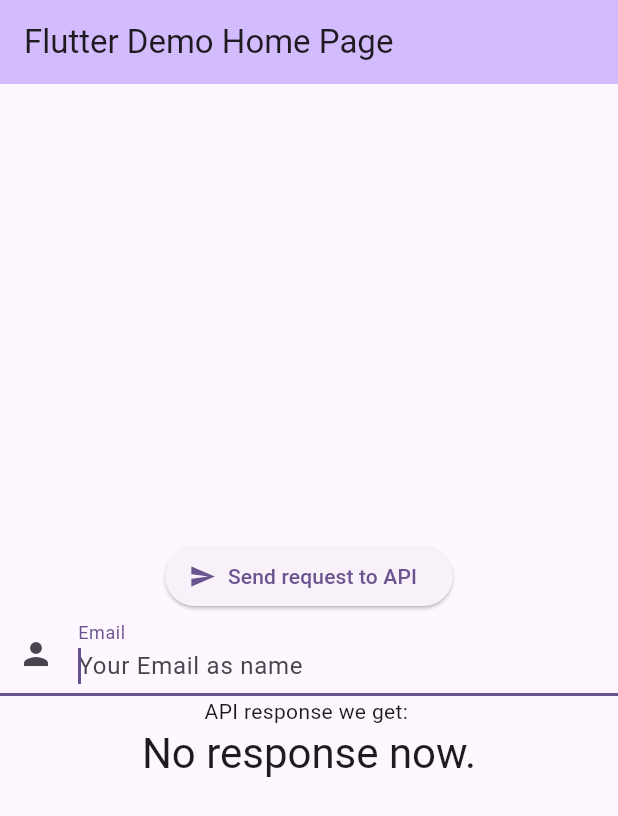
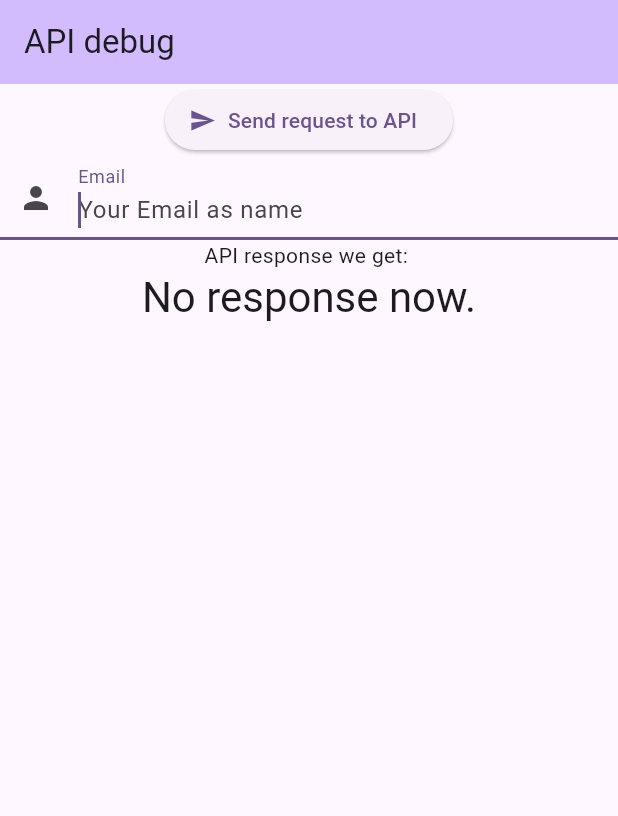
Before and after one commit to jhfnetboy/my_flutter, a Flutter app: the screen it shows after launch, on a phone screen of 412 x 824 dp. Shown: the top 816 px of the screen. Run offline on Flutter 3.47's test engine with Material 3 defaults, Android fonts, the phone set to English and light mode, and no system bars; missing offline and left inert: flutter_webview_plugin.

Commit message:
add packages

```diff
--- a/lib/main.dart
+++ b/lib/main.dart
@@ -6,7 +6,6 @@ void main() {
 
 class MyApp extends StatelessWidget {
   const MyApp({super.key});
-
   // This widget is the root of your application.
   @override
   Widget build(BuildContext context) {
@@ -31,7 +30,7 @@ class MyApp extends StatelessWidget {
         colorScheme: ColorScheme.fromSeed(seedColor: Colors.deepPurple),
         useMaterial3: true,
       ),
-      home: const MyHomePage(title: 'Flutter Demo Home Page'),
+      home: const MyHomePage(title: 'API debug'),
     );
   }
 }
@@ -57,6 +56,7 @@ class MyHomePage extends StatefulWidget {
 class _MyHomePageState extends State<MyHomePage> {
   // final int _counter = 0;
   String _response = "No response now.";
+  // final emailController = TextEditingController();
 
   // void _incrementCounter() {
   //   setState(() {
@@ -76,6 +76,8 @@ class _MyHomePageState extends State<MyHomePage> {
       // so that the display can reflect the updated values. If we changed
       // _counter without calling setState(), then the build method would not be
       // called again, and so nothing would appear to happen.
+      debugPrint("1. send Email to API to get captcha");
+
       _response = "888";
     });
   }
@@ -115,7 +117,7 @@ class _MyHomePageState extends State<MyHomePage> {
           // TRY THIS: Invoke "debug painting" (choose the "Toggle Debug Paint"
           // action in the IDE, or press "p" in the console), to see the
           // wireframe for each widget.
-          mainAxisAlignment: MainAxisAlignment.center,
+          mainAxisAlignment: MainAxisAlignment.start,
           children: <Widget>[
             ElevatedButton.icon(
               onPressed: _sendRequest,
--- a/pubspec.yaml
+++ b/pubspec.yaml
@@ -36,6 +36,9 @@ dependencies:
   # Use with the CupertinoIcons class for iOS style icons.
   cupertino_icons: ^1.0.6
   flutter_webview_plugin: ^0.4.0
+  common_utils: ^2.1.0
+  dio: ^5.5.0+1
+  convert: ^3.1.1
 
 dev_dependencies:
   flutter_test:
@@ -46,7 +49,7 @@ dev_dependencies:
   # activated in the `analysis_options.yaml` file located at the root of your
   # package. See that file for information about deactivating specific lint
   # rules and activating additional ones.
-  flutter_lints: ^3.0.0
+  flutter_lints: ^4.0.0
 
 # For information on the generic Dart part of this file, see the
 # following page: https://dart.dev/tools/pub/pubspec
```
Also changed, not shown: lib/api/reg/index.dart (added), pubspec.lock.
